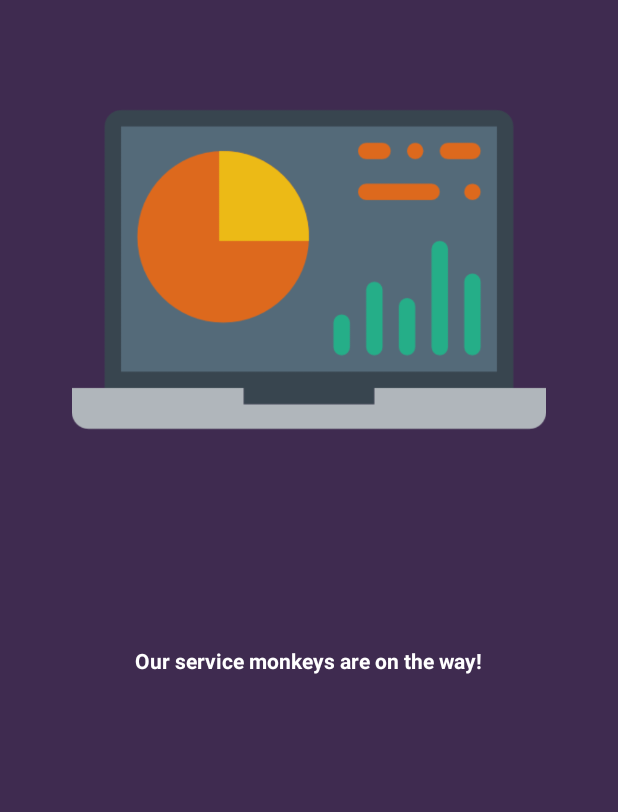
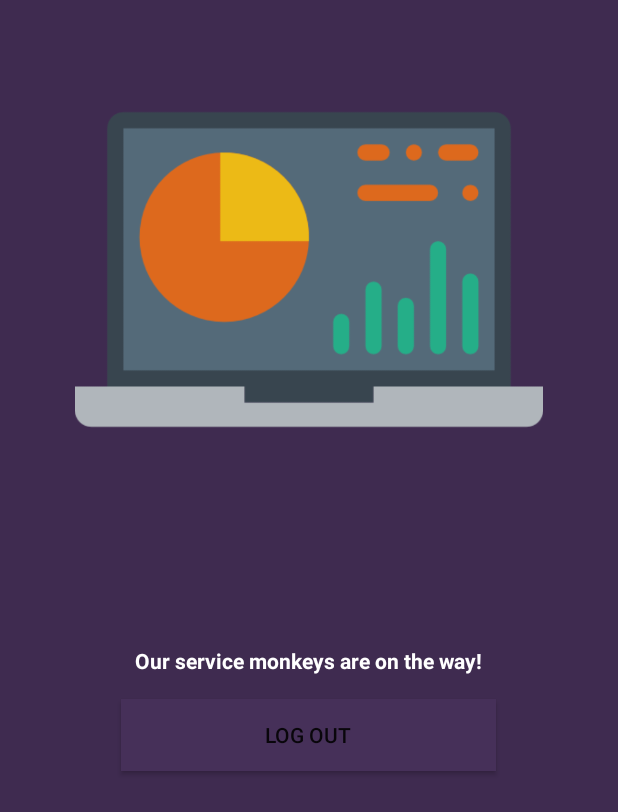
Before and after one commit to freny-John/PMT-BRIDGE, an Android app: the layout fragment_account.xml on its own in the app's theme, with its tools: preview values and no code run, on a phone screen of 412 x 824 dp. Shown: the part 348-1160 px from the top of the screen. Run offline under Robolectric (Android 15) with nearby library versions, the phone set to English and light mode, and no system bars.

Commit message:
popup login ui add button and click

```diff
--- a/app/src/main/java/com/bridge/pmt/adapters/HoursAdapter.java
+++ b/app/src/main/java/com/bridge/pmt/adapters/HoursAdapter.java
@@ -12,7 +12,6 @@ import android.widget.Toast;
 
 import com.bridge.pmt.R;
 import com.bridge.pmt.fragments.HoursCalendarFragment;
-import com.bridge.pmt.helpers.DataManager;
 import com.bridge.pmt.models.HourDetail;
 import com.bridge.pmt.models.HoursModel;
 import com.bridge.pmt.models.WeekReport;
--- a/app/src/main/java/com/bridge/pmt/helpers/SharedPrefManager.java
+++ b/app/src/main/java/com/bridge/pmt/helpers/SharedPrefManager.java
@@ -1,6 +1,7 @@
 package com.bridge.pmt.helpers;
 
 import android.content.Context;
+import android.content.Intent;
 import android.content.SharedPreferences;
 import android.widget.Toast;
 
@@ -117,7 +118,7 @@ public class SharedPrefManager {
 //        );
 //    }
 
-    public boolean logout() {
+    public static boolean logout() {
         SharedPreferences sharedPreferences = mCtx.getSharedPreferences(SHARED_PREF_NAME, Context.MODE_PRIVATE);
         SharedPreferences.Editor editor = sharedPreferences.edit();
         editor.clear();
--- a/app/src/main/res/layout/fragment_account.xml
+++ b/app/src/main/res/layout/fragment_account.xml
@@ -7,7 +7,7 @@
 
     <ImageView
         android:layout_width="wrap_content"
-        android:layout_margin="48dp"
+        android:layout_margin="50dp"
         android:layout_centerInParent="true"
         android:src="@drawable/emptynews"
         android:layout_height="wrap_content" />
@@ -21,5 +21,16 @@
         android:textColor="@android:color/white"
         android:text="Our service monkeys are on the way!"
         android:layout_width="wrap_content"
-        android:layout_height="wrap_content" />
+        android:layout_height="wrap_content"
+        android:id="@+id/textView" />
+
+    <Button
+        android:id="@+id/btnLogOutId"
+        android:layout_width="250dp"
+        android:layout_height="wrap_content"
+        android:layout_alignTop="@+id/textView"
+        android:layout_centerHorizontal="true"
+        android:layout_marginTop="35dp"
+        android:background="@color/colorPrimaryLite"
+        android:text="LOG OUT" />
 </RelativeLayout>
```
Also changed, not shown: app/src/main/java/com/bridge/pmt/fragments/AccountFragment.java (+18 -1 lines), app/src/main/java/com/bridge/pmt/fragments/HoursCalendarFragment.java (+53 -16 lines), app/src/main/java/com/bridge/pmt/helpers/DataManager.java (deleted, +0 -24 lines), app/src/main/res/layout/popup_window.xml (added, +36 -0 lines).
